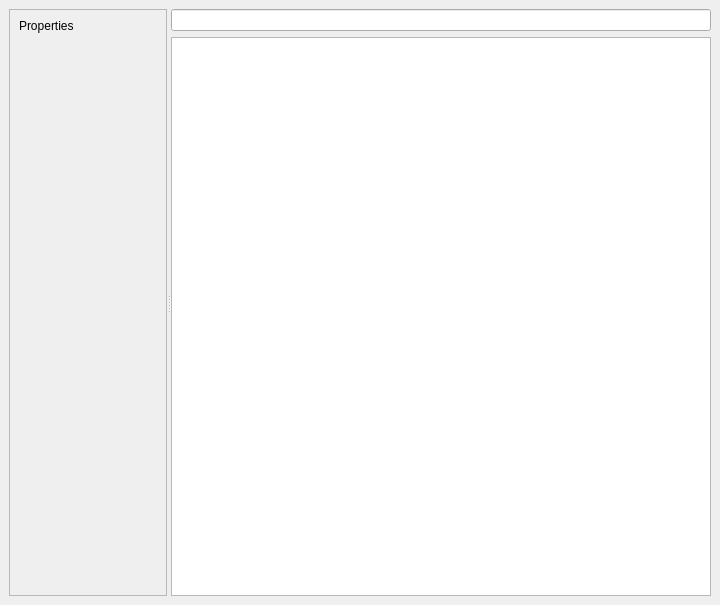
Before: the Qt Designer form opentoolcontroller/views/ToolEditor.ui in OpenToolController/opentoolcontroller, drawn with Qt 5.
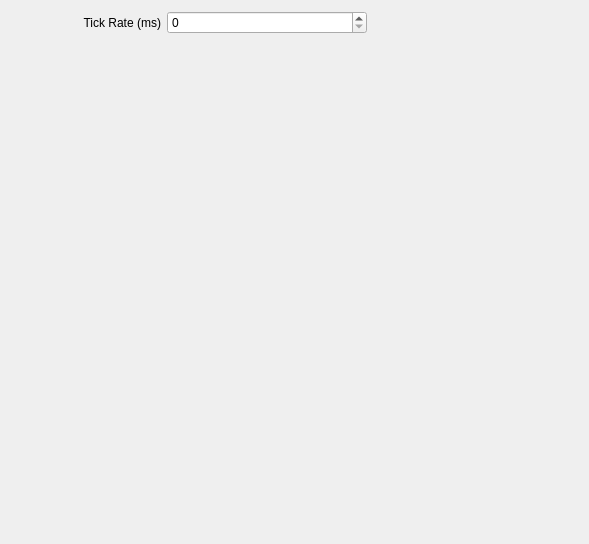
After: the same form once the commit is applied. Custom widgets are drawn as their Qt base class.

What changed in the file:
```diff
--- a/opentoolcontroller/views/ToolEditor.ui
+++ b/opentoolcontroller/views/ToolEditor.ui
@@ -1,54 +1,60 @@
 <?xml version="1.0" encoding="UTF-8"?>
 <ui version="4.0">
- <class>uiMainWindow</class>
- <widget class="QMainWindow" name="uiMainWindow">
+ <class>Form</class>
+ <widget class="QWidget" name="Form">
   <property name="geometry">
    <rect>
     <x>0</x>
     <y>0</y>
-    <width>720</width>
-    <height>605</height>
+    <width>589</width>
+    <height>544</height>
    </rect>
   </property>
   <property name="windowTitle">
-   <string>MainWindow</string>
-  </property>
-  <widget class="QWidget" name="uiCentralWidget">
-   <layout class="QGridLayout" name="gridLayout_2">
-    <item row="0" column="0">
-     <widget class="QSplitter" name="ui_splitter">
-      <property name="orientation">
-       <enum>Qt::Horizontal</enum>
-      </property>
-      <widget class="QWidget" name="widget_4" native="true">
-       <layout class="QGridLayout" name="gridLayout_3">
-        <item row="0" column="0">
-         <widget class="QScrollArea" name="scrollArea">
-          <property name="widgetResizable">
-           <bool>true</bool>
-          </property>
-          <widget class="QWidget" name="scrollAreaWidgetContents">
-           <property name="geometry">
-            <rect>
-             <x>0</x>
-             <y>0</y>
-             <width>346</width>
-             <height>555</height>
-            </rect>
+   <string>Form</string>
            </property>
            <layout class="QVBoxLayout" name="verticalLayout">
             <item>
+    <layout class="QFormLayout" name="formLayout">
+     <property name="fieldGrowthPolicy">
+      <enum>QFormLayout::ExpandingFieldsGrow</enum>
+     </property>
+     <property name="formAlignment">
+      <set>Qt::AlignLeading|Qt::AlignLeft|Qt::AlignTop</set>
+     </property>
+     <item row="0" column="0">
              <widget class="QLabel" name="label">
+       <property name="minimumSize">
+        <size>
+         <width>150</width>
+         <height>0</height>
+        </size>
+       </property>
               <property name="text">
-               <string>Properties</string>
-              </property>
-             </widget>
-            </item>
-            <item>
-             <layout class="QVBoxLayout" name="ui_common_box"/>
-            </item>
-            <item>
-             <layout class="QVBoxLayout" name="ui_specific_box"/>
+        <string>Tick Rate (ms)</string>
+       </property>
+       <property name="alignment">
+        <set>Qt::AlignRight|Qt::AlignTrailing|Qt::AlignVCenter</set>
+       </property>
+      </widget>
+     </item>
+     <item row="0" column="1">
+      <widget class="QSpinBox" name="ui_tick_rate_ms">
+       <property name="sizePolicy">
+        <sizepolicy hsizetype="Preferred" vsizetype="Fixed">
+         <horstretch>0</horstretch>
+         <verstretch>0</verstretch>
+        </sizepolicy>
+       </property>
+       <property name="minimumSize">
+        <size>
+         <width>200</width>
+         <height>0</height>
+        </size>
+       </property>
+      </widget>
+     </item>
+    </layout>
             </item>
             <item>
              <spacer name="verticalSpacer">
@@ -58,52 +64,13 @@
               <property name="sizeHint" stdset="0">
                <size>
                 <width>20</width>
-                <height>480</height>
+       <height>40</height>
                </size>
               </property>
              </spacer>
             </item>
            </layout>
           </widget>
-         </widget>
-        </item>
-       </layout>
-      </widget>
-      <widget class="QWidget" name="widget_3" native="true">
-       <layout class="QGridLayout" name="gridLayout">
-        <item row="0" column="0">
-         <widget class="QLineEdit" name="ui_filter"/>
-        </item>
-        <item row="1" column="0">
-         <widget class="ToolTreeView" name="ui_tree">
-          <property name="maximumSize">
-           <size>
-            <width>16777215</width>
-            <height>16777215</height>
-           </size>
-          </property>
-          <property name="baseSize">
-           <size>
-            <width>0</width>
-            <height>0</height>
-           </size>
-          </property>
-         </widget>
-        </item>
-       </layout>
-      </widget>
-     </widget>
-    </item>
-   </layout>
-  </widget>
- </widget>
- <customwidgets>
-  <customwidget>
-   <class>ToolTreeView</class>
-   <extends>QTreeView</extends>
-   <header>opentoolcontroller/views/widgets/tool_tree_view</header>
-  </customwidget>
- </customwidgets>
  <resources/>
  <connections/>
 </ui>
```
Lines whose indentation alone changed are shown as unchanged.
